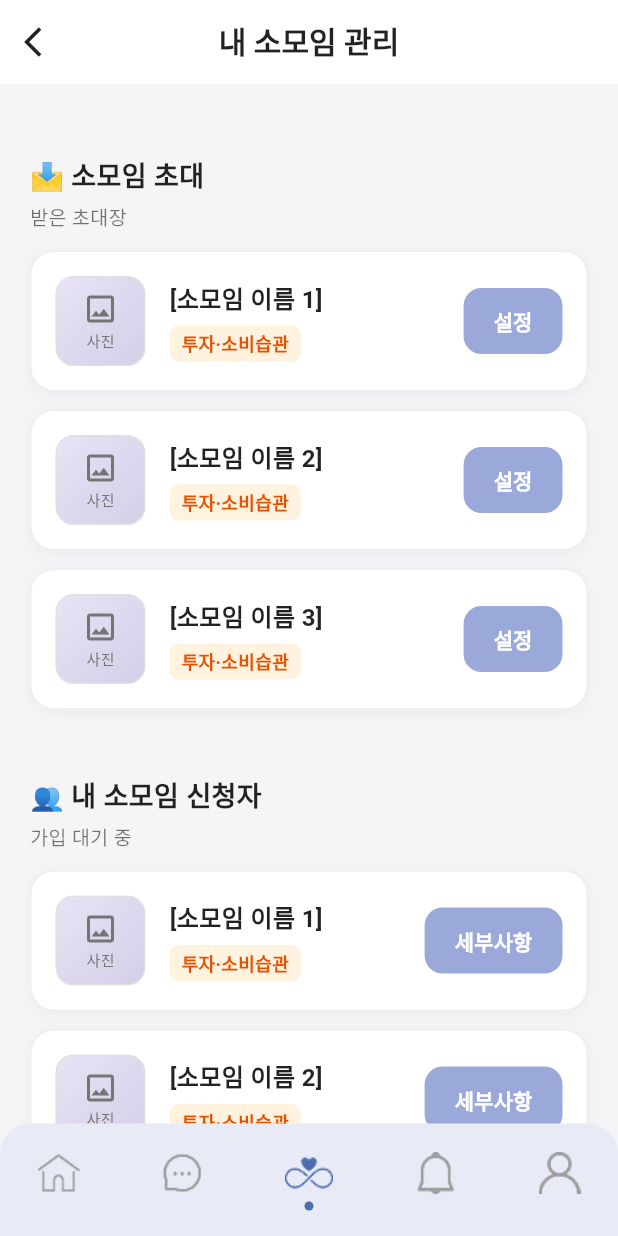
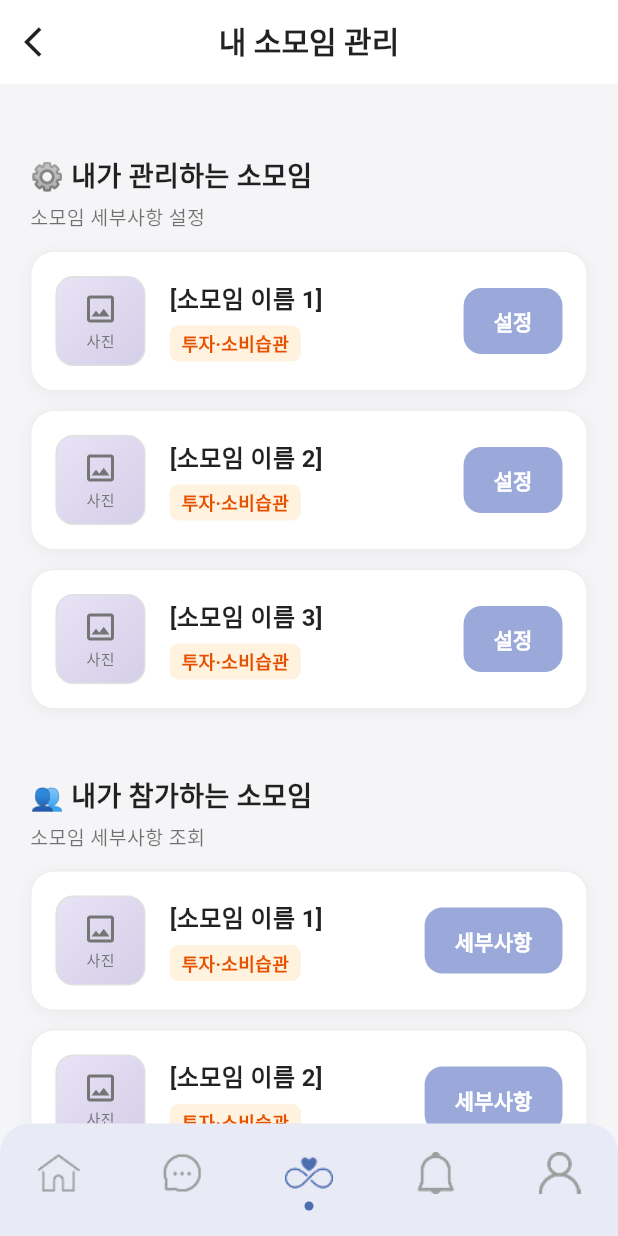
Before and after one commit to duddj1598/LifeMatch_frontend, a Flutter app: the GroupDetailScreen screen opened by its route, item 3 of the bottom bar chosen, after a tap on "세부사항", on a phone screen of 412 x 824 dp. Run offline on Flutter 3.47's test engine with Material 3 defaults, Android fonts, the phone set to English and light mode, and no system bars; our stand-ins replace dio, flutter_secure_storage, image_picker, shared_preferences; missing offline and left inert: jwt_decode; accounts and stored records are empty.

Commit message:
네비게이션바 있는 화면들 연결

```diff
--- a/lib/features/connection/my_group_manage_screen.dart
+++ b/lib/features/connection/my_group_manage_screen.dart
@@ -39,14 +39,14 @@ class MyGroupManageScreen extends StatelessWidget {
             const SizedBox(height: 28),
 
             // 📩 소모임 초대
-            _sectionTitle("📩 소모임 초대", "받은 초대장"),
+            _sectionTitle("⚙️ 내가 관리하는 소모임", "소모임 세부사항 설정"),
             const SizedBox(height: 12),
             _groupList(isInvite: true),
 
             const SizedBox(height: 32),
 
             // 👥 소모임 신청자
-            _sectionTitle("👥 내 소모임 신청자", "가입 대기 중"),
+            _sectionTitle("👥 내가 참가하는 소모임", "소모임 세부사항 조회"),
             const SizedBox(height: 12),
             _groupList(isInvite: false),
             const SizedBox(height: 80),
--- a/lib/features/group/screens/group_detail_screen.dart
+++ b/lib/features/group/screens/group_detail_screen.dart
@@ -39,6 +39,7 @@ class _GroupDetailScreenState extends State<GroupDetailScreen> {
         break;
       case 'chat':
         print('💬 채팅 탭');
+        Navigator.pushNamed(context, '/chat');
       case 'connection':
         print('🔗 소모임 연결');
         Navigator.pushNamed(context, '/my-group-manage');
@@ -50,6 +51,7 @@ class _GroupDetailScreenState extends State<GroupDetailScreen> {
         break;
       case 'profile':
         print('👤 프로필 탭');
+        Navigator.pushNamed(context, '/my-profile');
         break;
     }
   }
--- a/lib/features/lifestyle_test/services/lifestyle_test_service.dart
+++ b/lib/features/lifestyle_test/services/lifestyle_test_service.dart
@@ -8,7 +8,7 @@ class LifestyleTestService {
   /// 질문 가져오기
   Future<QuestionParts> getQuestions() async {
     try {
-      final response = await dio.get('/api/lifestyle-test/questions');
+      final response = await dio.get('/user/lifestyle-test/questions');
       return QuestionParts.fromJson(response.data['data']);
     } on DioException catch (e) {
       print("질문 로딩 실패: ${e.response?.data}");
@@ -25,7 +25,7 @@ class LifestyleTestService {
 
     try {
       final response = await dio.post(
-        '/api/lifestyle-test/result',
+        '/user/lifestyle-test/result',
         data: {
           "user_id": userId,                    // 🔥 추가!!
           "selected_option_ids": selectedOptionIds,
```
Also changed, not shown: lib/features/team_management/screens/team_detail_screen.dart (+7 -8 lines).
